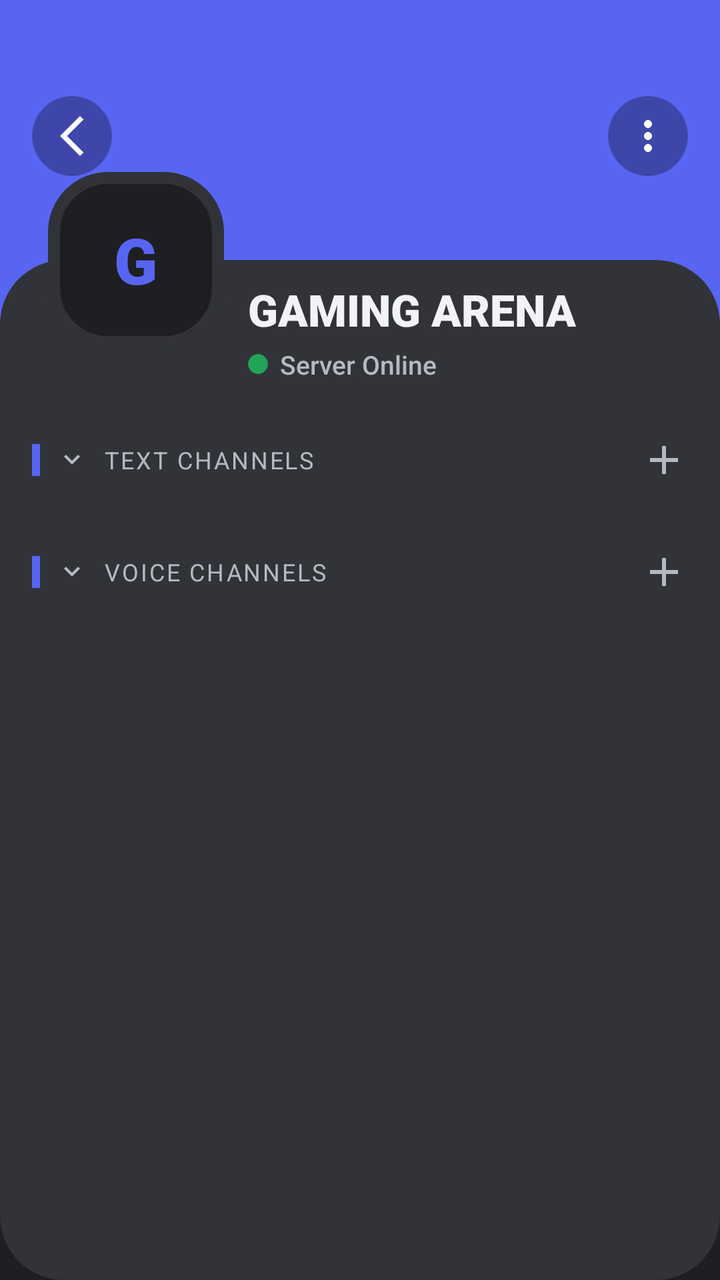
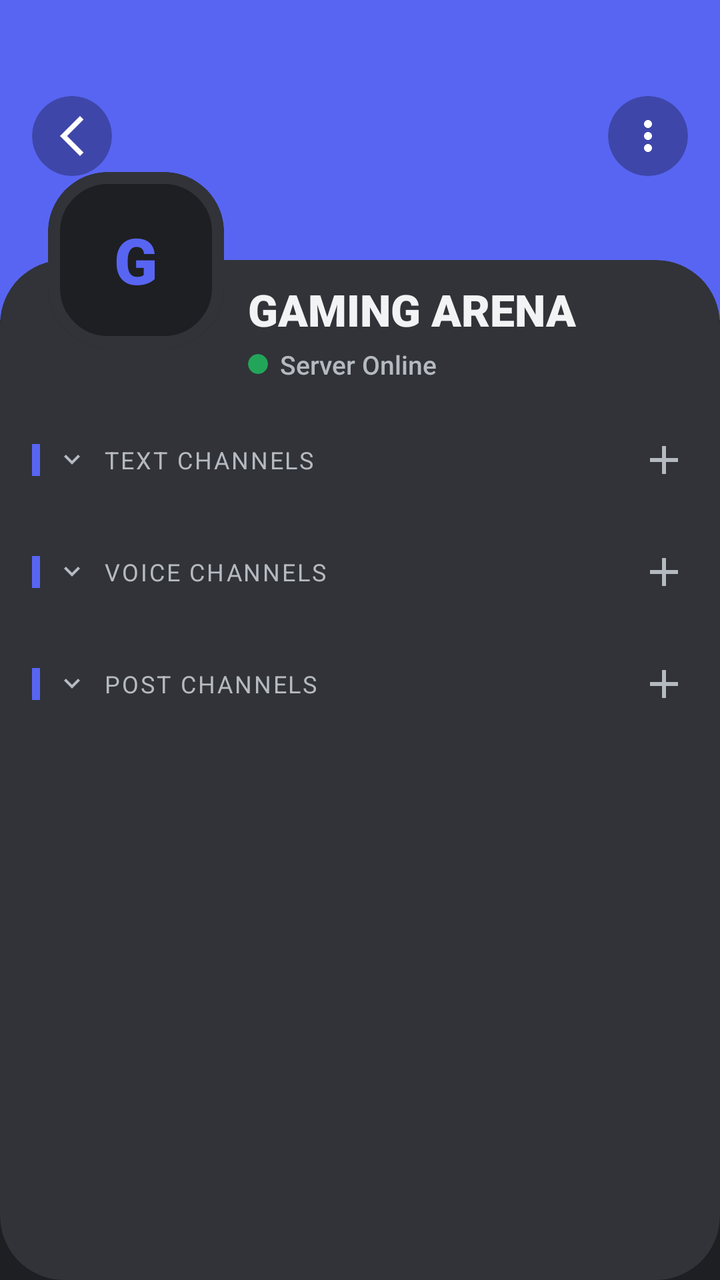

Two renders of the same Android screen: before a commit and after it. Below are the layout's source before the change and the commit's diff.
<!-- AndroidManifest.xml: application theme Theme.SE114_CallingSystem -->
<!-- res/layout/fragment_server.xml -->
<?xml version="1.0" encoding="utf-8"?>
<androidx.constraintlayout.widget.ConstraintLayout xmlns:android="http://schemas.android.com/apk/res/android"
    xmlns:app="http://schemas.android.com/apk/res-auto"
    android:id="@+id/rootLayout"
    android:layout_width="match_parent"
    android:layout_height="match_parent"
    android:background="@color/discord_dark_deep">

    <androidx.core.widget.NestedScrollView
        android:layout_width="match_parent"
        android:layout_height="match_parent"
        android:fillViewport="true"
        android:scrollbars="none">

        <androidx.constraintlayout.widget.ConstraintLayout
            android:layout_width="match_parent"
            android:layout_height="wrap_content">

            
            <View
                android:id="@+id/serverBanner"
                android:layout_width="match_parent"
                android:layout_height="160dp"
                android:background="@color/discord_blurple"
                app:layout_constraintTop_toTopOf="parent" />

            
            <com.google.android.material.card.MaterialCardView
                android:layout_width="match_parent"
                android:layout_height="0dp"
                android:layout_marginTop="130dp"
                app:cardBackgroundColor="@color/discord_dark_base"
                app:cardCornerRadius="32dp"
                app:cardElevation="0dp"
                app:strokeWidth="0dp"
                app:layout_constraintTop_toTopOf="parent"
                app:layout_constraintBottom_toBottomOf="parent">

                <LinearLayout
                    android:layout_width="match_parent"
                    android:layout_height="wrap_content"
                    android:orientation="vertical"
                    android:paddingHorizontal="16dp"
                    android:paddingTop="72dp"
                    android:paddingBottom="40dp">

                    
                    <LinearLayout
                        android:layout_width="match_parent"
                        android:layout_height="wrap_content"
                        android:gravity="center_vertical"
                        android:orientation="horizontal"
                        android:layout_marginBottom="8dp"
                        android:layout_marginTop="16dp">

                        <View
                            android:id="@+id/chatNeonStrip"
                            android:layout_width="4dp"
                            android:layout_height="16dp"
                            android:layout_marginEnd="8dp"
                            android:background="@color/discord_blurple" />

                        <ImageView
                            android:id="@+id/expandChatZone"
                            android:layout_width="16dp"
                            android:layout_height="16dp"
                            android:src="@drawable/icon_expandbutton"
                            app:tint="@color/discord_text_secondary" />

                        <TextView
                            android:layout_width="0dp"
                            android:layout_height="wrap_content"
                            android:layout_marginStart="8dp"
                            android:layout_weight="1"
                            android:text="TEXT CHANNELS"
                            android:textAllCaps="true"
                            android:letterSpacing="0.08"
                            android:textColor="@color/discord_text_secondary"
                            android:textSize="12sp"
                            android:fontFamily="sans-serif-bold" />

                        <ImageView
                            android:id="@+id/btnAddChannel"
                            android:layout_width="24dp"
                            android:layout_height="24dp"
                            android:background="?attr/selectableItemBackgroundBorderless"
                            android:src="@drawable/icon_add"
                            app:tint="@color/discord_text_secondary" />
                    </LinearLayout>

                    <androidx.recyclerview.widget.RecyclerView
                        android:id="@+id/rvChatChannels"
                        android:layout_width="match_parent"
                        android:layout_height="wrap_content" />

                    
                    <LinearLayout
                        android:layout_width="match_parent"
                        android:layout_height="wrap_content"
                        android:gravity="center_vertical"
                        android:orientation="horizontal"
                        android:layout_marginBottom="8dp"
                        android:layout_marginTop="24dp">

                        <View
                            android:id="@+id/callNeonStrip"
                            android:layout_width="4dp"
                            android:layout_height="16dp"
                            android:layout_marginEnd="8dp"
                            android:background="@color/discord_blurple" />

                        <ImageView
                            android:id="@+id/expandCallZone"
                            android:layout_width="16dp"
                            android:layout_height="16dp"
                            android:src="@drawable/icon_expandbutton"
                            app:tint="@color/discord_text_secondary" />

                        <TextView
                            android:layout_width="0dp"
                            android:layout_height="wrap_content"
                            android:layout_marginStart="8dp"
                            android:layout_weight="1"
                            android:text="VOICE CHANNELS"
                            android:textAllCaps="true"
                            android:letterSpacing="0.08"
                            android:textColor="@color/discord_text_secondary"
                            android:textSize="12sp"
                            android:fontFamily="sans-serif-bold" />

                        <ImageView
                            android:id="@+id/btnAddCallChannel"
                            android:layout_width="24dp"
                            android:layout_height="24dp"
                            android:background="?attr/selectableItemBackgroundBorderless"
                            android:src="@drawable/icon_add"
                            app:tint="@color/discord_text_secondary" />
                    </LinearLayout>

                    <androidx.recyclerview.widget.RecyclerView
                        android:id="@+id/rvCallChannels"
                        android:layout_width="match_parent"
                        android:layout_height="wrap_content" />

                </LinearLayout>
            </com.google.android.material.card.MaterialCardView>

            
            <com.google.android.material.card.MaterialCardView
                android:id="@+id/serverAvatarCard"
                android:layout_width="88dp"
                android:layout_height="88dp"
                android:layout_marginStart="24dp"
                android:layout_marginTop="86dp"
                app:cardBackgroundColor="@color/discord_dark_deep"
                app:cardCornerRadius="30dp"
                app:cardElevation="0dp"
                app:strokeColor="@color/discord_dark_base"
                app:strokeWidth="6dp"
                app:layout_constraintTop_toTopOf="parent"
                app:layout_constraintStart_toStartOf="parent">

                <TextView
                    android:id="@+id/tvAvatarLetter"
                    android:layout_width="wrap_content"
                    android:layout_height="wrap_content"
                    android:layout_gravity="center"
                    android:text="G"
                    android:textColor="@color/discord_blurple"
                    android:textSize="32sp"
                    android:fontFamily="sans-serif-black" />
            </com.google.android.material.card.MaterialCardView>

            
            <LinearLayout
                android:layout_width="0dp"
                android:layout_height="wrap_content"
                android:layout_marginTop="140dp"
                android:layout_marginStart="12dp"
                android:layout_marginEnd="16dp"
                android:orientation="vertical"
                app:layout_constraintTop_toTopOf="parent"
                app:layout_constraintStart_toEndOf="@id/serverAvatarCard"
                app:layout_constraintEnd_toEndOf="parent">

                <TextView
                    android:id="@+id/tvServerName"
                    android:layout_width="wrap_content"
                    android:layout_height="wrap_content"
                    android:text="GAMING ARENA"
                    android:textColor="@color/discord_text_primary"
                    android:textSize="22sp"
                    android:fontFamily="sans-serif-black" />

                <LinearLayout
                    android:layout_width="wrap_content"
                    android:layout_height="wrap_content"
                    android:gravity="center_vertical"
                    android:orientation="horizontal"
                    android:layout_marginTop="4dp">

                    <com.google.android.material.card.MaterialCardView
                        android:layout_width="10dp"
                        android:layout_height="10dp"
                        app:cardBackgroundColor="@color/discord_green"
                        app:cardCornerRadius="5dp"
                        app:strokeWidth="0dp"/>

                    <TextView
                        android:layout_width="wrap_content"
                        android:layout_height="wrap_content"
                        android:layout_marginStart="6dp"
                        android:text="Server Online"
                        android:textColor="@color/discord_text_secondary"
                        android:textSize="13sp"
                        android:fontFamily="sans-serif-medium" />
                </LinearLayout>
            </LinearLayout>

        </androidx.constraintlayout.widget.ConstraintLayout>
    </androidx.core.widget.NestedScrollView>

    
    <com.google.android.material.card.MaterialCardView
        android:layout_width="40dp"
        android:layout_height="40dp"
        android:layout_marginTop="48dp"
        android:layout_marginStart="16dp"
        app:cardBackgroundColor="#4D000000"
        app:cardCornerRadius="20dp"
        app:strokeWidth="0dp"
        app:layout_constraintTop_toTopOf="parent"
        app:layout_constraintStart_toStartOf="parent">

        <ImageView
            android:id="@+id/btnBack"
            android:layout_width="24dp"
            android:layout_height="24dp"
            android:layout_gravity="center"
            android:src="@drawable/icon_backbutton"
            app:tint="@color/white" />
    </com.google.android.material.card.MaterialCardView>

    <com.google.android.material.card.MaterialCardView
        android:layout_width="40dp"
        android:layout_height="40dp"
        android:layout_marginTop="48dp"
        android:layout_marginEnd="16dp"
        app:cardBackgroundColor="#4D000000"
        app:cardCornerRadius="20dp"
        app:strokeWidth="0dp"
        app:layout_constraintTop_toTopOf="parent"
        app:layout_constraintEnd_toEndOf="parent">

        <ImageView
            android:id="@+id/btnServerSettings"
            android:layout_width="24dp"
            android:layout_height="24dp"
            android:layout_gravity="center"
            android:src="@drawable/icon_more_vert"
            app:tint="@color/white" />
    </com.google.android.material.card.MaterialCardView>

</androidx.constraintlayout.widget.ConstraintLayout>
<!-- resources referenced by this layout -->
<resources>
  <color name="discord_blurple">#5865F2</color>
  <color name="discord_dark_base">#313338</color>
  <color name="discord_dark_deep">#1E1F22</color>
  <color name="discord_green">#23A559</color>
  <color name="discord_text_primary">#F2F3F5</color>
  <color name="discord_text_secondary">#B5BAC1</color>
  <color name="white">#FFFFFFFF</color>
  <!-- drawable icon_add (drawable) -->
  <vector xmlns:android="http://schemas.android.com/apk/res/android"
      android:width="24dp"
      android:height="24dp"
      android:viewportWidth="960"
      android:viewportHeight="960">
    <path
        android:pathData="M440,520L200,520v-80h240v-240h80v240h240v80L520,520v240h-80v-240Z"
        android:fillColor="#000000"/>
  </vector>
  <!-- drawable icon_backbutton (drawable) -->
  <vector xmlns:android="http://schemas.android.com/apk/res/android"
      android:width="24dp"
      android:height="24dp"
      android:viewportWidth="960"
      android:viewportHeight="960">
    <path
        android:pathData="M640,880 L240,480l400,-400 71,71 -329,329 329,329 -71,71Z"
        android:fillColor="#000000"/>
  </vector>
  <!-- drawable icon_expandbutton (drawable) -->
  <vector xmlns:android="http://schemas.android.com/apk/res/android"
      android:width="24dp"
      android:height="24dp"
      android:viewportWidth="960"
      android:viewportHeight="960">
    <path
        android:pathData="M480,616 L240,376l56,-56 184,184 184,-184 56,56 -240,240Z"
        android:fillColor="#000000"/>
  </vector>
  <!-- drawable icon_more_vert (drawable) -->
  <?xml version="1.0" encoding="utf-8"?>
  <vector xmlns:android="http://schemas.android.com/apk/res/android"
      android:width="24dp"
      android:height="24dp"
      android:viewportWidth="24"
      android:viewportHeight="24">
    <path
        android:fillColor="#FFFFFF"
        android:pathData="M12,8c1.1,0 2,-0.9 2,-2s-0.9,-2 -2,-2 -2,0.9 -2,2 0.9,2 2,2zM12,10c-1.1,0 -2,0.9 -2,2s0.9,2 2,2 2,-0.9 2,-2 -0.9,-2 -2,-2zM12,16c-1.1,0 -2,0.9 -2,2s0.9,2 2,2 2,-0.9 2,-2 -0.9,-2 -2,-2z"/>
  </vector>
  <style name="Theme.SE114_CallingSystem" parent="Base.Theme.SE114_CallingSystem" />
  <style name="Base.Theme.SE114_CallingSystem" parent="Theme.Material3.DayNight.NoActionBar">
          <item name="colorPrimary">@color/accent</item>
          <item name="colorOnPrimary">@color/text_on_accent</item>
          <item name="colorSecondary">@color/accent_light</item>
          <item name="android:windowBackground">@color/bg_primary</item>
          <item name="android:statusBarColor">@color/bg_primary</item>
          <item name="android:navigationBarColor">@color/bg_primary</item>
      </style>
  <color name="accent">@color/discord_blurple</color>
  <color name="text_on_accent">#FFFFFF</color>
  <color name="accent_light">#7A85F5</color>
  <color name="bg_primary">@color/discord_dark_base</color>
</resources>

<!-- the commit's change to res/layout/fragment_server.xml (unified diff, before → after) -->
@@ -139,6 +139,55 @@
 
                     <androidx.recyclerview.widget.RecyclerView
                         android:id="@+id/rvCallChannels"
+                        android:layout_width="match_parent"
+                        android:layout_height="wrap_content" />
+
+                    
+                    <LinearLayout
+                        android:layout_width="match_parent"
+                        android:layout_height="wrap_content"
+                        android:gravity="center_vertical"
+                        android:orientation="horizontal"
+                        android:layout_marginBottom="8dp"
+                        android:layout_marginTop="24dp">
+
+                        <View
+                            android:id="@+id/postNeonStrip"
+                            android:layout_width="4dp"
+                            android:layout_height="16dp"
+                            android:layout_marginEnd="8dp"
+                            android:background="@color/discord_blurple" />
+
+                        <ImageView
+                            android:id="@+id/expandPostZone"
+                            android:layout_width="16dp"
+                            android:layout_height="16dp"
+                            android:src="@drawable/icon_expandbutton"
+                            app:tint="@color/discord_text_secondary" />
+
+                        <TextView
+                            android:layout_width="0dp"
+                            android:layout_height="wrap_content"
+                            android:layout_marginStart="8dp"
+                            android:layout_weight="1"
+                            android:text="POST CHANNELS"
+                            android:textAllCaps="true"
+                            android:letterSpacing="0.08"
+                            android:textColor="@color/discord_text_secondary"
+                            android:textSize="12sp"
+                            android:fontFamily="sans-serif-bold" />
+
+                        <ImageView
+                            android:id="@+id/btnAddPostChannel"
+                            android:layout_width="24dp"
+                            android:layout_height="24dp"
+                            android:background="?attr/selectableItemBackgroundBorderless"
+                            android:src="@drawable/icon_add"
+                            app:tint="@color/discord_text_secondary" />
+                    </LinearLayout>
+
+                    <androidx.recyclerview.widget.RecyclerView
+                        android:id="@+id/rvPostChannels"
                         android:layout_width="match_parent"
                         android:layout_height="wrap_content" />
 
